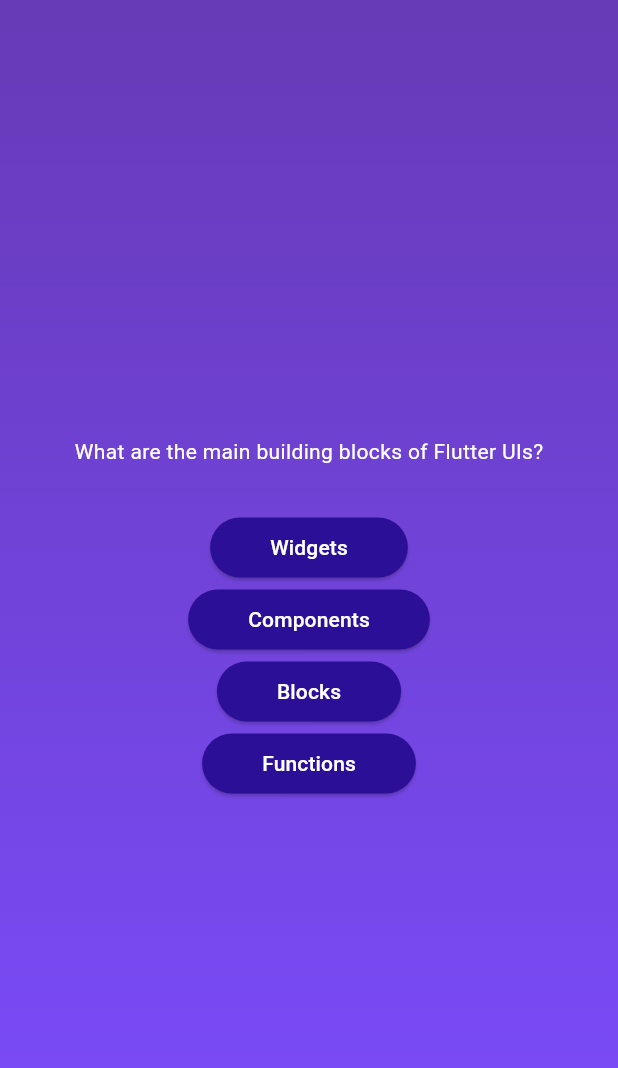
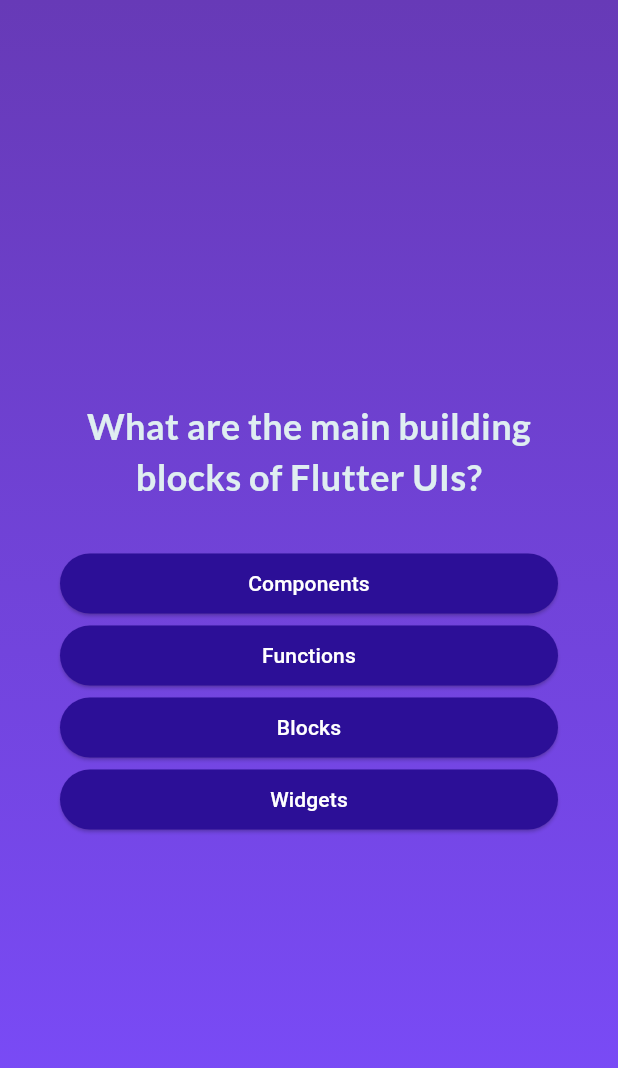
Before and after one commit to NMakhamatov/flutter_quiz_app, a Flutter app: the screen it shows after launch, after a tap on "Start quizzz", on a phone screen of 412 x 824 dp. Shown: the top 1068 px of the screen. Run offline on Flutter 3.47's test engine with Material 3 defaults, Android fonts, the phone set to English and light mode, and no system bars; our stand-ins replace google_fonts.

Commit message:
some impovements

```diff
--- a/lib/answer_button.dart
+++ b/lib/answer_button.dart
@@ -21,7 +21,7 @@ class AnswerButton extends StatelessWidget {
           borderRadius: BorderRadius.circular(40),
         )
       ),
-      child: Text(answerText),
+      child: Text(answerText, textAlign: TextAlign.center,),
     );
   }
 }
--- a/lib/models/quiz_question.dart
+++ b/lib/models/quiz_question.dart
@@ -3,4 +3,11 @@ class QuizQuestion {
 
   final String text;
   final List<String> answers;
+
+  List<String> getShuffledAnswers() {
+    final List<String> shuffled = List.of(answers);
+    shuffled.shuffle();
+
+    return shuffled;
+  }
 }
--- a/lib/quiestions_screen.dart
+++ b/lib/quiestions_screen.dart
@@ -1,6 +1,7 @@
 import 'package:flutter/material.dart';
 import 'package:quiz_app/answer_button.dart';
 import 'package:quiz_app/data/questions.dart';
+import 'package:google_fonts/google_fonts.dart';
 
 class QuestionsScreen extends StatefulWidget {
   const QuestionsScreen({super.key});
@@ -12,21 +13,44 @@ class QuestionsScreen extends StatefulWidget {
 }
 
 class _QuestionsScreenState extends State<QuestionsScreen> {
+  final int size = questions.length;
+  int currentIndex = 0;
+
+  void doAnswer() {
+    setState(() {
+      if (currentIndex < size - 1) {
+        currentIndex++;
+      }
+    });
+  }
+
   @override
   Widget build(BuildContext context) {
-    final question = questions[0];
+    final question = questions[currentIndex];
 
     return SizedBox(
       width: double.infinity,
+      child: Container(
+        margin: EdgeInsets.all(40),
         child: Column(
           mainAxisAlignment: MainAxisAlignment.center,
+          crossAxisAlignment: CrossAxisAlignment.stretch,
           children: [
-          Text(question.text, style: TextStyle(color: Colors.white)),
+            Text(
+              question.text,
+              style: GoogleFonts.lato(
+                color: const Color.fromARGB(255, 223, 238, 241),
+                fontWeight: FontWeight.bold,
+                fontSize: 24,
+              ),
+              textAlign: TextAlign.center,
+            ),
             SizedBox(height: 30),
-          ...question.answers.map((ans) {
-            return AnswerButton(answerText: ans, func: () {});
+            ...question.getShuffledAnswers().map((ans) {
+              return AnswerButton(answerText: ans, func: doAnswer);
             }),
           ],
+        ),
       ),
     );
   }
--- a/lib/start_screen.dart
+++ b/lib/start_screen.dart
@@ -1,5 +1,5 @@
 import 'package:flutter/material.dart';
-import 'package:quiz_app/quiz.dart';
+import 'package:google_fonts/google_fonts.dart';
 
 class StartScreen extends StatelessWidget {
   const StartScreen(this.startQuiz, {super.key});
@@ -19,14 +19,14 @@ class StartScreen extends StatelessWidget {
             SizedBox(height: 30),
             Text(
               "Learn Flutter the fun way!",
-              style: TextStyle(color: Colors.white, fontSize: 28),
+              style: GoogleFonts.lato(color: Colors.white, fontWeight: FontWeight.bold, fontSize: 28),
             ),
             SizedBox(height: 30),
             OutlinedButton.icon(
               onPressed: startQuiz,
               style: OutlinedButton.styleFrom(foregroundColor: Colors.white,),
               icon: const Icon(Icons.arrow_right_alt),
-              label: const Text("Start quizzz",),
+              label: Text("Start quizzz", style: GoogleFonts.lato(fontSize: 16),),
             ),
           ],
         ),
--- a/pubspec.yaml
+++ b/pubspec.yaml
@@ -34,6 +34,7 @@ dependencies:
   # The following adds the Cupertino Icons font to your application.
   # Use with the CupertinoIcons class for iOS style icons.
   cupertino_icons: ^1.0.8
+  google_fonts: ^6.2.1
 
 dev_dependencies:
   flutter_test:
```
Also changed, not shown: pubspec.lock. Lines whose indentation alone changed are shown as unchanged.
